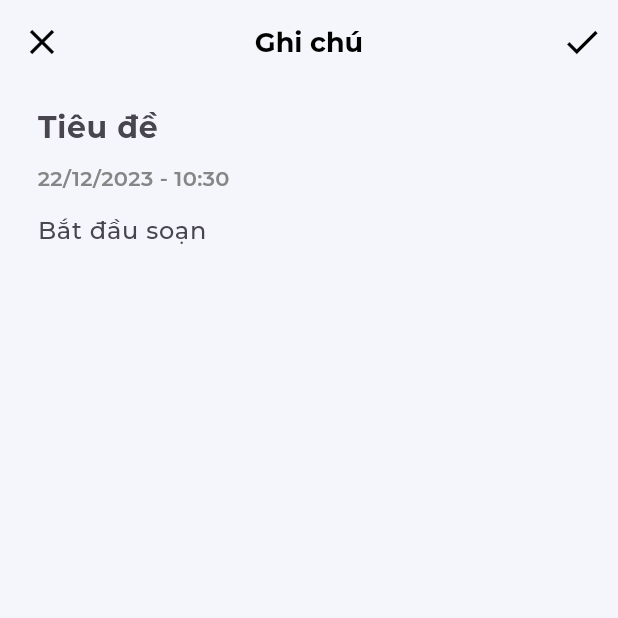
After one commit to anhtu193/careOn, a Flutter app: the NotePage screen opened directly, after a tap on the "add" icon, on a phone screen of 412 x 824 dp, the top half of it. The commit adds this screen. Run offline on Flutter 3.47's test engine with Material 3 defaults, Android fonts, the phone set to English and light mode, and no system bars; our stand-ins replace cloud_firestore, firebase_auth, firebase_core, google_nav_bar, shared_preferences; missing offline and left inert: dart:ffi, dialog_flowtter; accounts and stored records are empty; project files that could hold a hidden picture were left out.

Commit message:
Complete Note Function

```diff
--- /dev/null
+++ b/lib/models/note_model.dart
@@ -0,0 +1,30 @@
+import 'package:cloud_firestore/cloud_firestore.dart';
+import 'package:flutter/material.dart';
+
+class Note {
+  final String noteId;
+  final String userId;
+  final String title;
+  final String content;
+  final String noteColor;
+  final Timestamp createdOn;
+
+  Note(
+      {required this.noteId,
+      required this.userId,
+      required this.title,
+      required this.content,
+      required this.noteColor,
+      required this.createdOn});
+
+  Map<String, dynamic> toMap() {
+    return {
+      'noteId': noteId,
+      'userId': userId,
+      'title': title,
+      'content': content,
+      'noteColor': noteColor,
+      'createdOn': createdOn,
+    };
+  }
+}
--- /dev/null
+++ b/lib/pages/add_note_page.dart
@@ -0,0 +1,237 @@
+// ignore_for_file: prefer_const_literals_to_create_immutables, prefer_const_constructors
+
+import 'dart:math';
+
+import 'package:care_on/models/note_model.dart';
+import 'package:care_on/pages/note_page.dart';
+import 'package:cloud_firestore/cloud_firestore.dart';
+import 'package:firebase_auth/firebase_auth.dart';
+import 'package:flutter/material.dart';
+import 'package:intl/intl.dart';
+
+class AddNotePage extends StatefulWidget {
+  Note? existedNote;
+  AddNotePage({super.key});
+  AddNotePage.existed(Note note, {super.key}) {
+    existedNote = note;
+  }
+
+  @override
+  State<AddNotePage> createState() => _AddNotePageState();
+}
+
+class _AddNotePageState extends State<AddNotePage> {
+  final titleController = TextEditingController();
+  final contentController = TextEditingController();
+  String timestamp = "";
+  String noteColor = "";
+  @override
+  void initState() {
+    super.initState();
+    if (widget.existedNote != null) {
+      titleController.text = widget.existedNote!.title;
+      contentController.text = widget.existedNote!.content;
+      timestamp = convertTimestampToString(widget.existedNote!.createdOn);
+      noteColor = widget.existedNote!.noteColor;
+    } else {
+      timestamp = convertTimestampToString(Timestamp.now());
+      noteColor = getRandomNoteColor();
+    }
+  }
+
+  String getRandomNoteColor() {
+    List<String> values = ['FFF69B', 'A1C8E9', 'F6C2D9', 'BCDFC9'];
+    int randomIndex = Random().nextInt(4);
+    return values[randomIndex];
+  }
+
+  String convertTimestampToString(Timestamp timestamp) {
+    DateTime dateTime =
+        DateTime.fromMillisecondsSinceEpoch(timestamp.seconds * 1000);
+    return DateFormat('dd/MM/yyyy - HH:mm').format(dateTime);
+  }
+
+  void updateNoteToFirestore() {
+    if (titleController.value.text.isEmpty ||
+        contentController.value.text.isEmpty) {
+      ScaffoldMessenger.of(context).showSnackBar(
+        SnackBar(
+          content: Text(
+            'Vui lòng nhập đủ thông tin Ghi chú!',
+            style: TextStyle(
+                fontFamily: 'Montserrat',
+                fontWeight: FontWeight.w500,
+                fontSize: 16),
+          ),
+          duration: Duration(seconds: 2), // Thời gian hiển thị SnackBar
+        ),
+      );
+    } else {
+      String userId = FirebaseAuth.instance.currentUser!.uid;
+      String? noteId;
+      if (widget.existedNote == null) {
+        noteId = FirebaseFirestore.instance.collection('notes').doc().id;
+      } else {
+        noteId = widget.existedNote!.noteId;
+      }
+      String content = contentController.text;
+      Note newNote = Note(
+          userId: userId,
+          noteId: noteId,
+          createdOn: Timestamp.now(),
+          content: content.replaceAll('\n', '<br>'),
+          noteColor: noteColor,
+          title: titleController.text);
+
+      FirebaseFirestore.instance
+          .collection('notes')
+          .doc(noteId)
+          .set(newNote.toMap())
+          .then((value) {
+        print("Ghi chú đã được cập nhật với ID: $noteId");
+        Navigator.pop(context);
+      }).catchError((error) {
+        print("Lỗi khi cập nhật ghi chú: $error");
+      });
+
+      Navigator.pop(context);
+    }
+  }
+
+  void deleteNoteFromFirestore(String noteId) {
+    FirebaseFirestore.instance
+        .collection('notes')
+        .doc(noteId)
+        .delete()
+        .then((value) {
+      print("Ghi chú đã được xóa với ID: $noteId");
+      ScaffoldMessenger.of(context).showSnackBar(SnackBar(
+        content: Text(
+          'Xóa ghi chú thành công!',
+          style: TextStyle(
+              fontFamily: 'Montserrat',
+              fontWeight: FontWeight.w500,
+              fontSize: 16),
+        ),
+        duration: Duration(seconds: 2), // Thời gian hiển thị SnackBar
+      ));
+      Navigator.push(
+        context,
+        MaterialPageRoute(
+          builder: (context) => NotePage(),
+        ),
+      );
+    }).catchError((error) {
+      print("Lỗi khi xóa ghi chú: $error");
+    });
+  }
+
+  void _confirmDeleteBudget(BuildContext context) {
+    showDialog(
+      context: context,
+      builder: (BuildContext context) {
+        return AlertDialog(
+          title: Text(
+            "XÓA GHI CHÚ",
+            style: TextStyle(fontWeight: FontWeight.bold),
+          ),
+          content: Text("Bạn có chắc chắn xóa Ghi chú này không?"),
+          actions: <Widget>[
+            TextButton(
+              onPressed: () {
+                Navigator.of(context).pop();
+              },
+              child: Text('Hủy',
+                  style: TextStyle(fontSize: 16, fontWeight: FontWeight.bold)),
+            ),
+            TextButton(
+              onPressed: () {
+                deleteNoteFromFirestore(widget.existedNote!.noteId);
+              },
+              child: Text(
+                'Xóa',
+                style: TextStyle(fontSize: 16, fontWeight: FontWeight.bold),
+              ),
+            ),
+          ],
+        );
+      },
+    );
+  }
+
+  @override
+  Widget build(BuildContext context) {
+    return SafeArea(
+        child: Scaffold(
+      backgroundColor: Color(0xffF4F6FB),
+      appBar: AppBar(
+        elevation: 0,
+        centerTitle: true,
+        backgroundColor: Color(0xffF4F6FB),
+        title: Text(
+          "Ghi chú",
+          style: TextStyle(
+              fontSize: 18, fontWeight: FontWeight.bold, color: Colors.black),
+        ),
+        iconTheme: IconThemeData(size: 28, color: Colors.black),
+        leading: IconButton(
+          onPressed: () {
+            Navigator.pop(context);
+          },
+          icon: Icon(Icons.close),
+        ),
+        actions: [
+          widget.existedNote == null
+              ? SizedBox()
+              : IconButton(
+                  onPressed: () {
+                    _confirmDeleteBudget(context);
+                  },
+                  icon: Icon(Icons.delete)),
+          IconButton(
+              onPressed: () {
+                updateNoteToFirestore();
+              },
+              icon: Icon(Icons.check))
+        ],
+      ),
+      body: Column(
+        crossAxisAlignment: CrossAxisAlignment.start,
+        children: [
+          Padding(
+            padding: EdgeInsets.only(top: 5, left: 25),
+            child: TextField(
+              maxLines: null,
+              controller: titleController,
+              style: TextStyle(fontSize: 20, fontWeight: FontWeight.w700),
+              decoration: InputDecoration(
+                  border: InputBorder.none, hintText: "Tiêu đề"),
+            ),
+          ),
+          Padding(
+            padding: EdgeInsets.only(left: 25),
+            child: widget.existedNote != null
+                ? Text(
+                    convertTimestampToString(widget.existedNote!.createdOn),
+                    style: TextStyle(
+                        fontWeight: FontWeight.w600, color: Color(0xff868686)),
+                  )
+                : Text(timestamp,
+                    style: TextStyle(
+                        fontWeight: FontWeight.w600, color: Color(0xff868686))),
+          ),
+          Padding(
+            padding: EdgeInsets.only(top: 0, left: 25),
+            child: TextField(
+              maxLines: null,
+              style: TextStyle(fontSize: 16, fontWeight: FontWeight.w400),
+              controller: contentController,
+              decoration: InputDecoration(
+                  border: InputBorder.none, hintText: "Bắt đầu soạn"),
+            ),
+          ),
+        ],
+      ),
+    ));
+  }
+}
--- /dev/null
+++ b/lib/pages/note_page.dart
@@ -0,0 +1,120 @@
+import 'dart:ffi';
+
+import 'package:care_on/components/note_tile.dart';
+import 'package:care_on/models/note_model.dart';
+import 'package:care_on/pages/add_note_page.dart';
+import 'package:care_on/pages/home_page.dart';
+import 'package:care_on/pages/navigator.dart';
+import 'package:cloud_firestore/cloud_firestore.dart';
+import 'package:firebase_auth/firebase_auth.dart';
+import 'package:flutter/material.dart';
+
+class NotePage extends StatefulWidget {
+  const NotePage({super.key});
+
+  @override
+  State<NotePage> createState() => _NotePageState();
+}
+
+class _NotePageState extends State<NotePage> {
+  List<Note> notesList = [];
+  @override
+  void initState() {
+    // TODO: implement initState
+    super.initState();
+    getNotesFromFirestore();
+  }
+
+  String processTextWithLineBreaks(String inputText) {
+    return inputText.replaceAll("<br>", "\n");
+  }
+
+  void getNotesFromFirestore() async {
+    String userId = FirebaseAuth.instance.currentUser!.uid;
+
+    FirebaseFirestore.instance
+        .collection('notes')
+        .where('userId', isEqualTo: userId)
+        .snapshots()
+        .listen((QuerySnapshot snapshot) {
+      setState(() {
+        notesList.clear();
+        notesList = snapshot.docs.map((DocumentSnapshot document) {
+          return Note(
+              userId: document['userId'],
+              noteId: document['noteId'],
+              title: document['title'],
+              content: processTextWithLineBreaks(document['content']),
+              noteColor: document['noteColor'],
+              createdOn: document['createdOn']);
+        }).toList();
+      });
+    });
+  }
+
+  @override
+  Widget build(BuildContext context) {
+    return SafeArea(
+        child: Scaffold(
+      backgroundColor: Color(0xffF4F6FB),
+      appBar: AppBar(
+        centerTitle: true,
+        iconTheme: IconThemeData(color: Colors.black, size: 28),
+        backgroundColor: Color(0xffF4F6FB),
+        elevation: 0,
+        leading: IconButton(
+            onPressed: () {
+              Navigator.push(
+                  context,
+                  MaterialPageRoute(
+                    builder: (context) => NavigationPage(),
+                  ));
+            },
+            icon: Icon(Icons.arrow_back, size: 28)),
+        title: Text(
+          "GHI CHÚ",
+          style: TextStyle(
+              fontSize: 16, fontWeight: FontWeight.bold, color: Colors.black),
+        ),
+      ),
+      floatingActionButton: SizedBox(
+        height: 67.0,
+        width: 67.0,
+        child: FittedBox(
+          child: FloatingActionButton(
+            backgroundColor: Color(0xff3AB5FF),
+            child: Icon(Icons.add),
+            onPressed: () {
+              Navigator.push(
+                  context,
+                  MaterialPageRoute(
+                    builder: (context) => AddNotePage(),
+                  ));
+            },
+          ),
+        ),
+      ),
+      body: notesList.isEmpty
+          ? Center(
+              child: Text(
+                "Hãy thêm ghi chú để theo dõi nhé!",
+                style: TextStyle(fontSize: 16),
+              ),
+            )
+          : Padding(
+              padding: EdgeInsets.symmetric(horizontal: 32.0),
+              child: GridView.builder(
+                gridDelegate: SliverGridDelegateWithFixedCrossAxisCount(
+                  crossAxisCount: 2,
+                  crossAxisSpacing: 20.0,
+                  mainAxisSpacing: 20.0,
+                ),
+                itemCount: notesList.length,
+                itemBuilder: (BuildContext context, int index) {
+                  return NoteTile(note: notesList[index]);
+                },
+              ),
+            ),
+    ));
+  }
+}
--- a/pubspec.yaml
+++ b/pubspec.yaml
@@ -40,6 +40,7 @@ dependencies:
     dialog_flowtter:
     google_nav_bar: ^5.0.6
     shared_preferences: ^2.0.12
+    intl: any
 
 dev_dependencies:
     flutter_test:
```
Also changed, not shown: lib/components/note_tile.dart (added, +87 -0 lines), lib/models/disease_model.dart (added, +33 -0 lines), lib/pages/disease_info_page.dart (+21 -28 lines), lib/pages/home_page.dart (+21 -6 lines), pubspec.lock.
